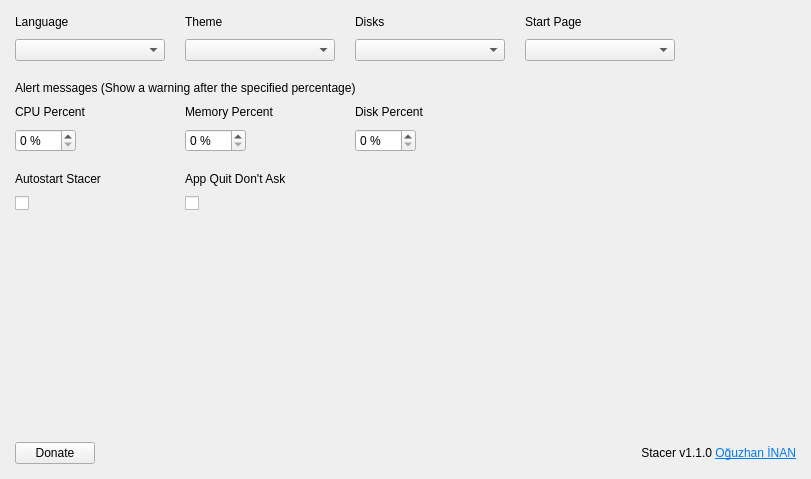
The window that stacer/Pages/Settings/settings_page.ui (oguzhaninan/Stacer) describes before a commit, drawn with Qt 5.
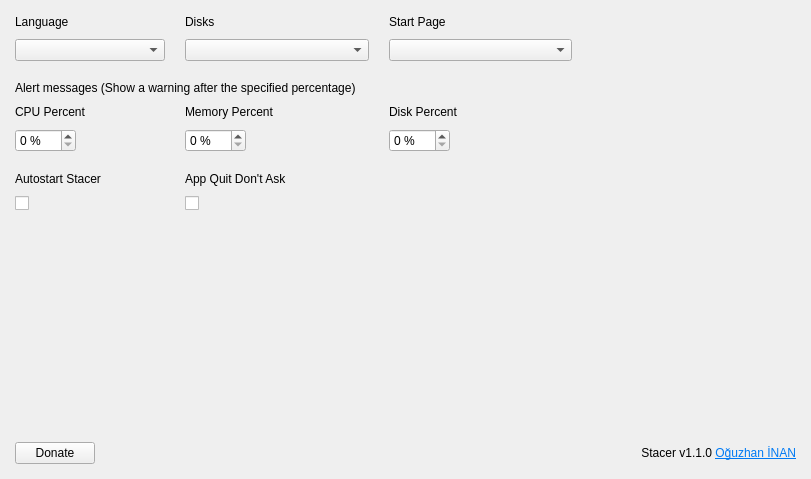
The same window after the commit. Icons and pictures are not drawn.

Commit message: disable light theme and fixded treevieww checkbox issue

The edit to the form file:
```diff
--- a/stacer/Pages/Settings/settings_page.ui
+++ b/stacer/Pages/Settings/settings_page.ui
@@ -85,19 +85,6 @@
      </property>
     </widget>
    </item>
-   <item row="0" column="1" alignment="Qt::AlignLeft">
-    <widget class="QLabel" name="lblTheme">
-     <property name="sizePolicy">
-      <sizepolicy hsizetype="Expanding" vsizetype="Preferred">
-       <horstretch>0</horstretch>
-       <verstretch>0</verstretch>
-      </sizepolicy>
-     </property>
-     <property name="text">
-      <string>Theme</string>
-     </property>
-    </widget>
-   </item>
    <item row="4" column="1" alignment="Qt::AlignLeft">
     <widget class="QLabel" name="lblMemoryPercent">
      <property name="sizePolicy">
@@ -111,68 +98,6 @@
      </property>
     </widget>
    </item>
-   <item row="1" column="3">
-    <widget class="QComboBox" name="cmbStartPage">
-     <property name="sizePolicy">
-      <sizepolicy hsizetype="Expanding" vsizetype="Fixed">
-       <horstretch>0</horstretch>
-       <verstretch>0</verstretch>
-      </sizepolicy>
-     </property>
-     <property name="minimumSize">
-      <size>
-       <width>150</width>
-       <height>0</height>
-      </size>
-     </property>
-     <property name="maximumSize">
-      <size>
-       <width>200</width>
-       <height>16777215</height>
-      </size>
-     </property>
-     <property name="cursor">
-      <cursorShape>PointingHandCursor</cursorShape>
-     </property>
-     <property name="focusPolicy">
-      <enum>Qt::NoFocus</enum>
-     </property>
-     <property name="sizeAdjustPolicy">
-      <enum>QComboBox::AdjustToMinimumContentsLength</enum>
-     </property>
-    </widget>
-   </item>
-   <item row="1" column="1" alignment="Qt::AlignLeft">
-    <widget class="QComboBox" name="cmbThemes">
-     <property name="sizePolicy">
-      <sizepolicy hsizetype="Expanding" vsizetype="Fixed">
-       <horstretch>0</horstretch>
-       <verstretch>0</verstretch>
-      </sizepolicy>
-     </property>
-     <property name="minimumSize">
-      <size>
-       <width>150</width>
-       <height>0</height>
-      </size>
-     </property>
-     <property name="maximumSize">
-      <size>
-       <width>200</width>
-       <height>16777215</height>
-      </size>
-     </property>
-     <property name="cursor">
-      <cursorShape>PointingHandCursor</cursorShape>
-     </property>
-     <property name="focusPolicy">
-      <enum>Qt::NoFocus</enum>
-     </property>
-     <property name="sizeAdjustPolicy">
-      <enum>QComboBox::AdjustToMinimumContentsLength</enum>
-     </property>
-    </widget>
-   </item>
    <item row="5" column="1" alignment="Qt::AlignLeft">
     <widget class="QSpinBox" name="spinMemoryPercent">
      <property name="focusPolicy">
@@ -221,19 +146,6 @@
      </property>
     </widget>
    </item>
-   <item row="0" column="2" alignment="Qt::AlignLeft">
-    <widget class="QLabel" name="lblDisks">
-     <property name="sizePolicy">
-      <sizepolicy hsizetype="Expanding" vsizetype="Preferred">
-       <horstretch>0</horstretch>
-       <verstretch>0</verstretch>
-      </sizepolicy>
-     </property>
-     <property name="text">
-      <string>Disks</string>
-     </property>
-    </widget>
-   </item>
    <item row="0" column="0" alignment="Qt::AlignLeft">
     <widget class="QLabel" name="lblLanguage">
      <property name="sizePolicy">
@@ -366,37 +278,6 @@
      </property>
     </widget>
    </item>
-   <item row="1" column="2">
-    <widget class="QComboBox" name="cmbDisks">
-     <property name="sizePolicy">
-      <sizepolicy hsizetype="Expanding" vsizetype="Fixed">
-       <horstretch>0</horstretch>
-       <verstretch>0</verstretch>
-      </sizepolicy>
-     </property>
-     <property name="minimumSize">
-      <size>
-       <width>150</width>
-       <height>0</height>
-      </size>
-     </property>
-     <property name="maximumSize">
-      <size>
-       <width>200</width>
-       <height>16777215</height>
-      </size>
-     </property>
-     <property name="cursor">
-      <cursorShape>PointingHandCursor</cursorShape>
-     </property>
-     <property name="focusPolicy">
-      <enum>Qt::NoFocus</enum>
-     </property>
-     <property name="sizeAdjustPolicy">
-      <enum>QComboBox::AdjustToMinimumContentsLength</enum>
-     </property>
-    </widget>
-   </item>
    <item row="0" column="4" rowspan="2">
     <spacer name="horizontalSpacer">
      <property name="orientation">
@@ -410,19 +291,6 @@
      </property>
     </spacer>
    </item>
-   <item row="0" column="3" alignment="Qt::AlignLeft">
-    <widget class="QLabel" name="lblHomepage">
-     <property name="sizePolicy">
-      <sizepolicy hsizetype="Expanding" vsizetype="Preferred">
-       <horstretch>0</horstretch>
-       <verstretch>0</verstretch>
-      </sizepolicy>
-     </property>
-     <property name="text">
-      <string>Start Page</string>
-     </property>
-    </widget>
-   </item>
    <item row="6" column="0" colspan="5">
     <spacer name="verticalSpacer_3">
      <property name="orientation">
@@ -478,6 +346,94 @@
      </property>
     </widget>
    </item>
+   <item row="1" column="1">
+    <widget class="QComboBox" name="cmbDisks">
+     <property name="sizePolicy">
+      <sizepolicy hsizetype="Expanding" vsizetype="Fixed">
+       <horstretch>0</horstretch>
+       <verstretch>0</verstretch>
+      </sizepolicy>
+     </property>
+     <property name="minimumSize">
+      <size>
+       <width>150</width>
+       <height>0</height>
+      </size>
+     </property>
+     <property name="maximumSize">
+      <size>
+       <width>200</width>
+       <height>16777215</height>
+      </size>
+     </property>
+     <property name="cursor">
+      <cursorShape>PointingHandCursor</cursorShape>
+     </property>
+     <property name="focusPolicy">
+      <enum>Qt::NoFocus</enum>
+     </property>
+     <property name="sizeAdjustPolicy">
+      <enum>QComboBox::AdjustToMinimumContentsLength</enum>
+     </property>
+    </widget>
+   </item>
+   <item row="0" column="1">
+    <widget class="QLabel" name="lblDisks">
+     <property name="sizePolicy">
+      <sizepolicy hsizetype="Expanding" vsizetype="Preferred">
+       <horstretch>0</horstretch>
+       <verstretch>0</verstretch>
+      </sizepolicy>
+     </property>
+     <property name="text">
+      <string>Disks</string>
+     </property>
+    </widget>
+   </item>
+   <item row="0" column="2">
+    <widget class="QLabel" name="lblHomepage">
+     <property name="sizePolicy">
+      <sizepolicy hsizetype="Expanding" vsizetype="Preferred">
+       <horstretch>0</horstretch>
+       <verstretch>0</verstretch>
+      </sizepolicy>
+     </property>
+     <property name="text">
+      <string>Start Page</string>
+     </property>
+    </widget>
+   </item>
+   <item row="1" column="2">
+    <widget class="QComboBox" name="cmbStartPage">
+     <property name="sizePolicy">
+      <sizepolicy hsizetype="Expanding" vsizetype="Fixed">
+       <horstretch>0</horstretch>
+       <verstretch>0</verstretch>
+      </sizepolicy>
+     </property>
+     <property name="minimumSize">
+      <size>
+       <width>150</width>
+       <height>0</height>
+      </size>
+     </property>
+     <property name="maximumSize">
+      <size>
+       <width>200</width>
+       <height>16777215</height>
+      </size>
+     </property>
+     <property name="cursor">
+      <cursorShape>PointingHandCursor</cursorShape>
+     </property>
+     <property name="focusPolicy">
+      <enum>Qt::NoFocus</enum>
+     </property>
+     <property name="sizeAdjustPolicy">
+      <enum>QComboBox::AdjustToMinimumContentsLength</enum>
+     </property>
+    </widget>
+   </item>
   </layout>
  </widget>
  <tabstops>
```
The commit also changes 12 other files.
